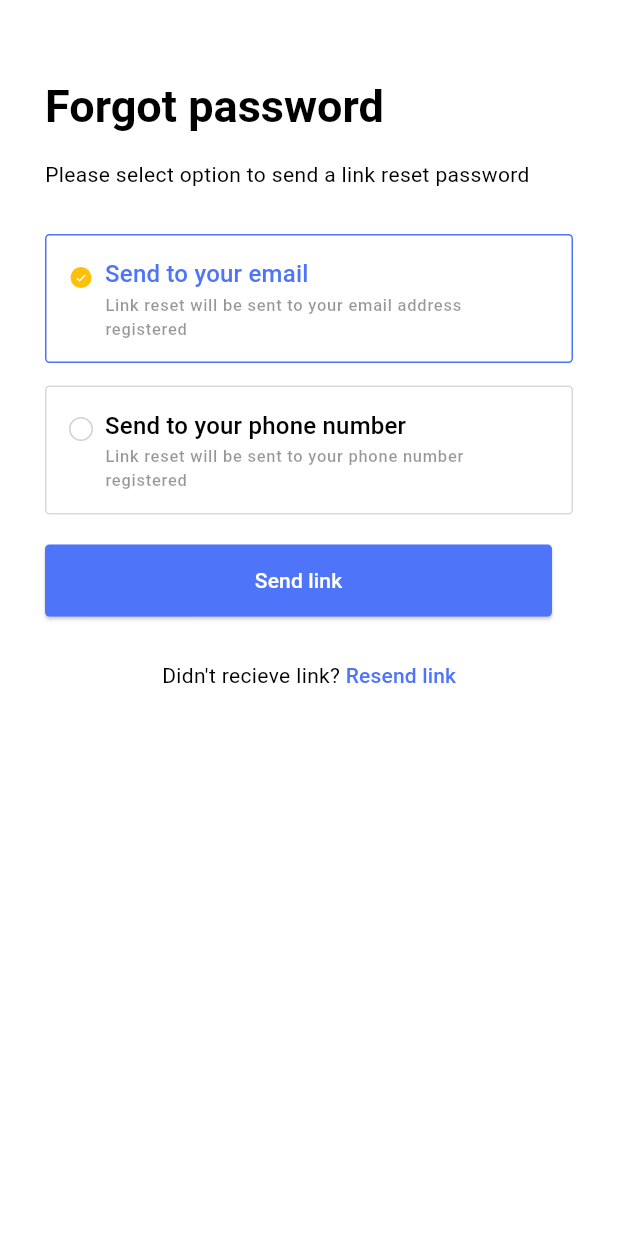
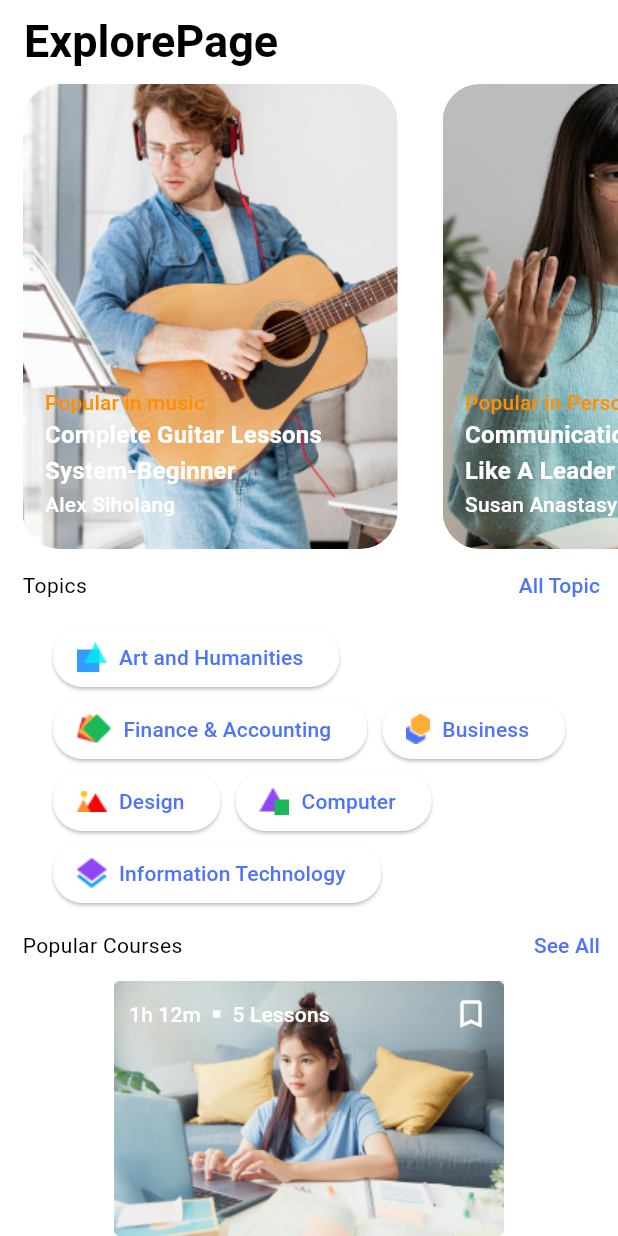
Before and after one commit to whtislouve/education_app, a Flutter app: the screen it shows after launch, on a phone screen of 412 x 824 dp. Run offline on Flutter 3.47's test engine with Material 3 defaults, Android fonts, the light colour scheme and no system bars; our stand-ins replace auto_route, device_preview, flutter_bloc, flutter_form_builder, freezed_annotation; statements that could not run were skipped.

Commit message:
add popular_teacher_suggestion_card, popular_teacher_suggestion_carousel, popular topics_suggestion, popular_courses_suggestion_card, common_content_header  widgets & explore page.

```diff
--- a/lib/app/routes/app_router.dart
+++ b/lib/app/routes/app_router.dart
@@ -4,6 +4,7 @@ import 'package:travel_app/pages/walkthrough/ui/walkthrough_page.dart';
 import 'package:travel_app/pages/sign_in/ui/sign_in_page.dart';
 import 'package:travel_app/pages/sign_in_with_email_page/ui/sign_in_with_email_page.dart';
 import 'package:travel_app/pages/forgot_password/ui/forgot_password_page.dart';
+import 'package:travel_app/pages/explore/ui/explore_page.dart';
 part 'app_router.gr.dart';
 
 @AutoRouterConfig(replaceInRouteName: 'Page,Route')
@@ -13,6 +14,7 @@ class AppRouter extends _$AppRouter {
         AutoRoute(page: WalkthroughRoute.page),
         AutoRoute(page: SignInRoute.page),
         AutoRoute(page: SignInWithEmailRoute.page),
-        AutoRoute(page: ForgotPasswordRoute.page, initial: true),
+        AutoRoute(page: ForgotPasswordRoute.page),
+        AutoRoute(page: ExploreRoute.page, initial: true),
       ];
 }
--- a/lib/gen/assets.gen.dart
+++ b/lib/gen/assets.gen.dart
@@ -8,6 +8,74 @@
 // ignore_for_file: directives_ordering,unnecessary_import,implicit_dynamic_list_literal,deprecated_member_use
 
 import 'package:flutter/widgets.dart';
+
+class $AssetsExploreGen {
+  const $AssetsExploreGen();
+
+  /// File path: assets/explore/artAndHumanitiesTopics.png
+  AssetGenImage get artAndHumanitiesTopics =>
+      const AssetGenImage('assets/explore/artAndHumanitiesTopics.png');
+
+  /// File path: assets/explore/businessTopics.png
+  AssetGenImage get businessTopics =>
+      const AssetGenImage('assets/explore/businessTopics.png');
+
+  /// File path: assets/explore/computerTopics.png
+  AssetGenImage get computerTopics =>
+      const AssetGenImage('assets/explore/computerTopics.png');
+
+  /// File path: assets/explore/designTopics.png
+  AssetGenImage get designTopics =>
+      const AssetGenImage('assets/explore/designTopics.png');
+
+  /// File path: assets/explore/financeAndAccountingTopics.png
+  AssetGenImage get financeAndAccountingTopics =>
+      const AssetGenImage('assets/explore/financeAndAccountingTopics.png');
+
+  /// File path: assets/explore/informationTechnologyTopics.png
+  AssetGenImage get informationTechnologyTopics =>
+      const AssetGenImage('assets/explore/informationTechnologyTopics.png');
+
+  /// File path: assets/explore/popularCourseImage1.png
+  AssetGenImage get popularCourseImage1 =>
+      const AssetGenImage('assets/explore/popularCourseImage1.png');
+
+  /// File path: assets/explore/popularCourseImage2.png
+  AssetGenImage get popularCourseImage2 =>
+      const AssetGenImage('assets/explore/popularCourseImage2.png');
+
+  /// File path: assets/explore/popularCourseImage3.png
+  AssetGenImage get popularCourseImage3 =>
+      const AssetGenImage('assets/explore/popularCourseImage3.png');
+
+  /// List of all assets
+  List<AssetGenImage> get values => [
+        artAndHumanitiesTopics,
+        businessTopics,
+        computerTopics,
+        designTopics,
+        financeAndAccountingTopics,
+        informationTechnologyTopics,
+        popularCourseImage1,
+        popularCourseImage2,
+        popularCourseImage3
+      ];
+}
+
+class $AssetsPopularTeachersCarouselGen {
+  const $AssetsPopularTeachersCarouselGen();
+
+  /// File path: assets/popular_teachers_carousel/popular_teacher_female.png
+  AssetGenImage get popularTeacherFemale => const AssetGenImage(
+      'assets/popular_teachers_carousel/popular_teacher_female.png');
+
+  /// File path: assets/popular_teachers_carousel/popular_teacher_male.png
+  AssetGenImage get popularTeacherMale => const AssetGenImage(
+      'assets/popular_teachers_carousel/popular_teacher_male.png');
+
+  /// List of all assets
+  List<AssetGenImage> get values => [popularTeacherFemale, popularTeacherMale];
+}
 
 class $AssetsSignInGen {
   const $AssetsSignInGen();
@@ -53,6 +121,9 @@ class $AssetsWalkthroughGen {
 class Assets {
   Assets._();
 
+  static const $AssetsExploreGen explore = $AssetsExploreGen();
+  static const $AssetsPopularTeachersCarouselGen popularTeachersCarousel =
+      $AssetsPopularTeachersCarouselGen();
   static const $AssetsSignInGen signIn = $AssetsSignInGen();
   static const $AssetsWalkthroughGen walkthrough = $AssetsWalkthroughGen();
 }
--- /dev/null
+++ b/lib/pages/explore/ui/explore_page.dart
@@ -0,0 +1,43 @@
+import 'package:auto_route/auto_route.dart';
+import 'package:flutter/material.dart';
+import 'package:travel_app/gen/assets.gen.dart';
+import 'package:travel_app/shared/ui/common_button.dart';
+import 'package:travel_app/shared/ui/common_content_header.dart';
+
+import 'package:travel_app/widgets/ui/popular_teacher_suggestion/popular_teacher_suggestion_card.dart';
+import 'package:travel_app/widgets/ui/popular_teacher_suggestion/popular_teacher_suggestion_carousel.dart';
+import 'package:travel_app/widgets/ui/popular_topics_suggestion/popular_topics_suggestion.dart';
+import 'package:travel_app/widgets/ui/populart_courses_suggestion/popular_courses_suggestion_card.dart';
+
+@RoutePage()
+class ExplorePage extends StatelessWidget {
+  const ExplorePage({super.key});
+
+  @override
+  Widget build(BuildContext context) {
+    return Scaffold(
+      appBar: AppBar(
+        title: const Text('ExplorePage'),
+      ),
+      body: SingleChildScrollView(
+        child: Column(
+          children: [
+            const PopularTeacherSuggestionCarousel(),
+            CommonContentHeader(
+              title: 'Topics',
+              headerButtonWidget:
+                  TextButton(onPressed: () {}, child: Text("All Topic")),
+            ),
+            const PopularTopicsSuggestion(),
+            CommonContentHeader(
+              title: 'Popular Courses',
+              headerButtonWidget:
+                  TextButton(onPressed: () {}, child: Text("See All")),
+            ),
+            PopularCoursesSuggestionCard(),
+          ],
+        ),
+      ),
+    );
+  }
+}
--- /dev/null
+++ b/lib/shared/ui/common_content_header.dart
@@ -0,0 +1,24 @@
+import 'package:flutter/material.dart';
+
+class CommonContentHeader extends StatelessWidget {
+  const CommonContentHeader({
+    super.key,
+    required this.title,
+    required this.headerButtonWidget,
+  });
+  final String title;
+  final Widget headerButtonWidget;
+  @override
+  Widget build(BuildContext context) {
+    return Padding(
+      padding: const EdgeInsets.only(left: 15),
+      child: Row(
+        mainAxisAlignment: MainAxisAlignment.spaceBetween,
+        children: [
+          Text(title),
+          headerButtonWidget,
+        ],
+      ),
+    );
+  }
+}
--- /dev/null
+++ b/lib/widgets/ui/popular_teacher_suggestion/popular_teacher_suggestion_card.dart
@@ -0,0 +1,60 @@
+import 'package:flutter/material.dart';
+import 'package:travel_app/gen/assets.gen.dart';
+
+class PopularTeacherSuggestionCard extends StatelessWidget {
+  PopularTeacherSuggestionCard({
+    super.key,
+    required this.subjectTitle,
+    required this.subjectDescription,
+    required this.subjectTeacher,
+    required this.cardImage,
+  });
+  final String subjectTitle;
+  final String subjectDescription;
+  final String subjectTeacher;
+  ImageProvider<Object> cardImage;
+  @override
+  Widget build(BuildContext context) {
+    return Container(
+      width: 250,
+      height: 310,
+      decoration: BoxDecoration(
+          borderRadius: BorderRadiusDirectional.circular(25),
+          image: DecorationImage(
+            fit: BoxFit.cover,
+            image: cardImage,
+          )),
+      child: Container(
+        padding: const EdgeInsets.only(left: 15, bottom: 20),
+        child: Column(
+          crossAxisAlignment: CrossAxisAlignment.start,
+          mainAxisAlignment: MainAxisAlignment.end,
+          children: [
+            Text(
+              subjectTitle,
+              style: Theme.of(context)
+                  .textTheme
+                  .titleSmall
+                  ?.copyWith(color: Colors.amber[800]),
+            ),
+            Text(
+              subjectDescription,
+              style: Theme.of(context).textTheme.titleMedium?.copyWith(
+                    color: Colors.white,
+                    fontWeight: FontWeight.w700,
+                    fontSize: 16,
+                  ),
+            ),
+            Text(
+              subjectTeacher,
+              style: Theme.of(context).textTheme.titleSmall?.copyWith(
+                    color: Colors.white,
+                    fontSize: 14,
+                  ),
+            ),
+          ],
+        ),
+      ),
+    );
+  }
+}
--- /dev/null
+++ b/lib/widgets/ui/popular_teacher_suggestion/popular_teacher_suggestion_carousel.dart
@@ -0,0 +1,34 @@
+import 'package:flutter/material.dart';
+import 'package:travel_app/gen/assets.gen.dart';
+import 'package:travel_app/widgets/ui/popular_teacher_suggestion/popular_teacher_suggestion_card.dart';
+
+class PopularTeacherSuggestionCarousel extends StatelessWidget {
+  const PopularTeacherSuggestionCarousel({super.key});
+  @override
+  Widget build(BuildContext context) {
+    return SingleChildScrollView(
+      scrollDirection: Axis.horizontal,
+      child: Row(
+        children: [
+          SizedBox(width: 15),
+          PopularTeacherSuggestionCard(
+            subjectTitle: "Popular in music",
+            subjectDescription: "Complete Guitar Lessons\nSystem-Beginner",
+            subjectTeacher: "Alex Siholang",
+            cardImage:
+                Assets.popularTeachersCarousel.popularTeacherMale.provider(),
+          ),
+          SizedBox(width: 30),
+          PopularTeacherSuggestionCard(
+            subjectTitle: "Popular in Personal Development",
+            subjectDescription: "Communication Skill Speak\nLike A Leader",
+            subjectTeacher: "Susan Anastasya",
+            cardImage:
+                Assets.popularTeachersCarousel.popularTeacherFemale.provider(),
+          ),
+          SizedBox(width: 20),
+        ],
+      ),
+    );
+  }
+}
--- /dev/null
+++ b/lib/widgets/ui/popular_topics_suggestion/popular_topics_suggestion.dart
@@ -0,0 +1,47 @@
+import 'package:flutter/material.dart';
+import 'package:travel_app/gen/assets.gen.dart';
+
+class PopularTopicsSuggestion extends StatelessWidget {
+  const PopularTopicsSuggestion({super.key});
+  @override
+  Widget build(BuildContext context) {
+    return Padding(
+      padding: const EdgeInsets.symmetric(horizontal: 10),
+      child: Wrap(
+        spacing: 10,
+        children: [
+          ElevatedButton.icon(
+            onPressed: () {},
+            label: Text("Art and Humanities"),
+            icon: Assets.explore.artAndHumanitiesTopics.image(),
+          ),
+          ElevatedButton.icon(
+            onPressed: () {},
+            label: Text("Finance & Accounting"),
+            icon: Assets.explore.financeAndAccountingTopics.image(),
+          ),
+          ElevatedButton.icon(
+            onPressed: () {},
+            label: Text("Business"),
+            icon: Assets.explore.businessTopics.image(),
+          ),
+          ElevatedButton.icon(
+            onPressed: () {},
+            label: Text("Design"),
+            icon: Assets.explore.designTopics.image(),
+          ),
+          ElevatedButton.icon(
+            onPressed: () {},
+            label: Text("Computer"),
+            icon: Assets.explore.computerTopics.image(),
+          ),
+          ElevatedButton.icon(
+            onPressed: () {},
+            label: Text("Information Technology"),
+            icon: Assets.explore.informationTechnologyTopics.image(),
+          ),
+        ],
+      ),
+    );
+  }
+}
--- /dev/null
+++ b/lib/widgets/ui/populart_courses_suggestion/popular_courses_suggestion_card.dart
@@ -0,0 +1,66 @@
+import 'package:flutter/material.dart';
+import 'package:travel_app/gen/assets.gen.dart';
+
+class PopularCoursesSuggestionCard extends StatelessWidget {
+  const PopularCoursesSuggestionCard({super.key});
+  @override
+  Widget build(BuildContext context) {
+    return Column(
+      crossAxisAlignment: CrossAxisAlignment.start,
+      children: [
+        Container(
+          width: 260,
+          height: 170,
+          decoration: BoxDecoration(
+            image: DecorationImage(
+              fit: BoxFit.fill,
+              image: Assets.explore.popularCourseImage1.provider(),
+            ),
+          ),
+          child: Container(
+            alignment: Alignment.topLeft,
+            padding: EdgeInsets.only(left: 10, top: 10, right: 10),
+            child: Row(
+              mainAxisAlignment: MainAxisAlignment.spaceBetween,
+              children: [
+                Row(
+                  children: [
+                    Text(
+                      '1h 12m',
+                      style: Theme.of(context).textTheme.titleSmall?.copyWith(
+                          color: Theme.of(context).colorScheme.secondary),
+                    ),
+                    Container(
+                      margin: EdgeInsets.only(left: 8, right: 8),
+                      width: 5,
+                      height: 5,
+                      color: Theme.of(context).colorScheme.secondary,
+                    ),
+                    Text(
+                      '5 Lessons',
+                      style: Theme.of(context).textTheme.titleSmall?.copyWith(
+                          color: Theme.of(context).colorScheme.secondary),
+                    ),
+                  ],
+                ),
+                Icon(
+                  Icons.bookmark_border_outlined,
+                  color: Theme.of(context).colorScheme.secondary,
+                ),
+              ],
+            ),
+          ),
+        ),
+        Padding(
+          padding: const EdgeInsets.only(top: 10, bottom: 7),
+          child: Text('How to Start an Amazon FBA store\non a Tight Budget', style: Theme.of(context).,),
+        ),
+        Padding(
+          padding: const EdgeInsets.only(bottom: 7),
+          child: Text("Grabriella Susi"),
+        ),
+        Text('IDR 219.000'),
+      ],
+    );
+  }
+}
```
Also changed, not shown: pubspec.yaml (+12 -0 lines), assets/explore/artAndHumanitiesTopics.png (added), assets/explore/businessTopics.png (added), assets/explore/computerTopics.png (added), assets/explore/designTopics.png (added), assets/explore/financeAndAccountingTopics.png (added), assets/explore/informationTechnologyTopics.png (added), assets/explore/popularCourseImage1.png (added), assets/explore/popularCourseImage2.png (added), assets/explore/popularCourseImage3.png (added), assets/popular_teachers_carousel/popular_teacher_female.png (added), assets/popular_teachers_carousel/popular_teacher_male.png (added), lib/app/routes/app_router.gr.dart.
